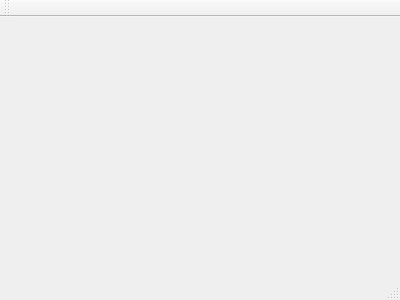
First picture: the form in 1100616 C++ (Calendar)/calendar/mainwindow.ui, repository sirvickr/homework, before the edit.
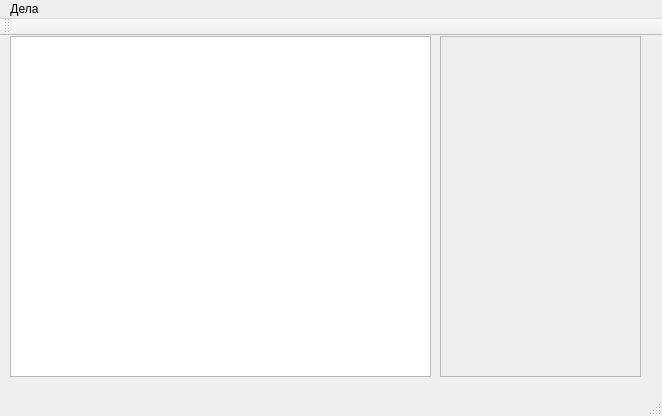
Second picture: the form after the edit.

```diff
--- a/1100616 C++ (Calendar)/calendar/mainwindow.ui
+++ b/1100616 C++ (Calendar)/calendar/mainwindow.ui
@@ -1,24 +1,97 @@
 <ui version="4.0">
  <class>MainWindow</class>
- <widget class="QMainWindow" name="MainWindow" >
-  <property name="geometry" >
+ <widget class="QMainWindow" name="MainWindow">
+  <property name="geometry">
    <rect>
     <x>0</x>
     <y>0</y>
-    <width>400</width>
-    <height>300</height>
+    <width>662</width>
+    <height>416</height>
    </rect>
   </property>
   <property name="windowTitle" >
    <string>MainWindow</string>
   </property>
-  <widget class="QMenuBar" name="menuBar" />
-  <widget class="QToolBar" name="mainToolBar" />
-  <widget class="QWidget" name="centralWidget" />
-  <widget class="QStatusBar" name="statusBar" />
+  <widget class="QWidget" name="centralWidget">
+   <widget class="QFrame" name="frame">
+    <property name="geometry">
+     <rect>
+      <x>440</x>
+      <y>0</y>
+      <width>201</width>
+      <height>341</height>
+     </rect>
+    </property>
+    <property name="frameShape">
+     <enum>QFrame::StyledPanel</enum>
+    </property>
+    <property name="frameShadow">
+     <enum>QFrame::Raised</enum>
+    </property>
+   </widget>
+   <widget class="QListWidget" name="lstTasks">
+    <property name="geometry">
+     <rect>
+      <x>10</x>
+      <y>0</y>
+      <width>421</width>
+      <height>341</height>
+     </rect>
+    </property>
+   </widget>
+  </widget>
+  <widget class="QMenuBar" name="menuBar">
+   <property name="geometry">
+    <rect>
+     <x>0</x>
+     <y>0</y>
+     <width>662</width>
+     <height>20</height>
+    </rect>
+   </property>
+   <widget class="QMenu" name="menu">
+    <property name="title">
+     <string>Дела</string>
+    </property>
+    <addaction name="actNew"/>
+    <addaction name="actEdit"/>
+    <addaction name="actDelete"/>
+    <addaction name="separator"/>
+    <addaction name="actExit"/>
+   </widget>
+   <addaction name="menu"/>
+  </widget>
+  <widget class="QToolBar" name="mainToolBar">
+   <attribute name="toolBarArea">
+    <enum>TopToolBarArea</enum>
+   </attribute>
+   <attribute name="toolBarBreak">
+    <bool>false</bool>
+   </attribute>
+  </widget>
+  <widget class="QStatusBar" name="statusBar"/>
+  <action name="actNew">
+   <property name="text">
+    <string>Новое</string>
+   </property>
+  </action>
+  <action name="actEdit">
+   <property name="text">
+    <string>Редактировать</string>
+   </property>
+  </action>
+  <action name="actDelete">
+   <property name="text">
+    <string>Удалить</string>
+   </property>
+  </action>
+  <action name="actExit">
+   <property name="text">
+    <string>Выход</string>
+   </property>
+  </action>
  </widget>
- <layoutDefault spacing="6" margin="11" />
- <pixmapfunction></pixmapfunction>
+ <layoutdefault spacing="6" margin="11"/>
  <resources/>
  <connections/>
 </ui>
```
Left out of the diff: 5 changed lines with no effect on the pictures.
